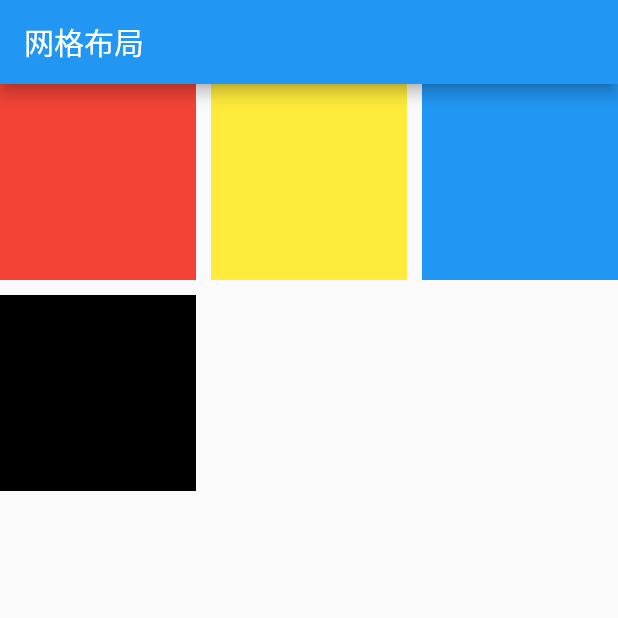
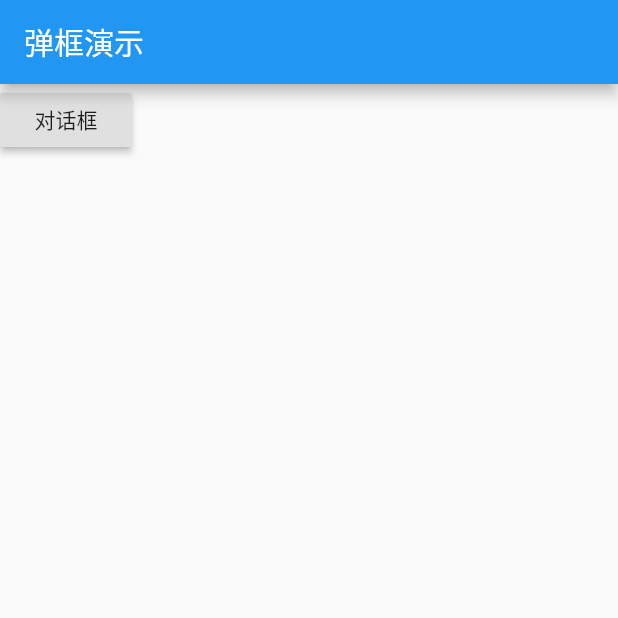
Before and after one commit to caopeng000/my_flutter_app, a Flutter app: the screen it shows after launch, on a phone screen of 412 x 824 dp, the top half of it. Run offline on Flutter 3.47's test engine with Material 2 defaults, Android fonts, the phone set to English and light mode, and no system bars; missing offline and left inert: dart:ffi.

Commit message:
feat:学习alertDialog以及iOS风格控件

```diff
--- a/lib/main.dart
+++ b/lib/main.dart
@@ -1,4 +1,5 @@
 import 'package:flutter/material.dart';
+import 'package:my_flutter_app/widgets/alert_dialog_demo.dart';
 import 'package:my_flutter_app/widgets/bottom_navigator.dart';
 import 'package:my_flutter_app/widgets/demo/demo_01.dart';
 import 'package:my_flutter_app/widgets/demo/demo_04.dart';
@@ -23,9 +24,10 @@ class MyApp extends StatelessWidget {
         "layout":(context)=>LayoutDemo(),
         "navigator":(context)=>BottomNavigatorBarDemo(),
         "lv":(context)=>ListViewDemo(),
-        "grid":(context)=>GridViewDemo()
+        "grid":(context)=>GridViewDemo(),
+        "alert":(context)=>AlertDialogDemo()
       },
-      initialRoute: "grid",
+      initialRoute: "alert",
       theme: ThemeData(
         primaryColor: Colors.blue
       ),
--- /dev/null
+++ b/lib/widgets/alert_dialog_demo.dart
@@ -0,0 +1,46 @@
+import 'package:flutter/cupertino.dart';
+import 'package:flutter/material.dart';
+
+class AlertDialogDemo extends StatefulWidget {
+  const AlertDialogDemo({Key key}) : super(key: key);
+
+  @override
+  _AlertDialogDemoState createState() => _AlertDialogDemoState();
+}
+
+class _AlertDialogDemoState extends State<AlertDialogDemo> {
+  @override
+  Widget build(BuildContext context) {
+    return Scaffold(
+      appBar: AppBar(
+        title: Text("弹框演示"),
+      ),
+      body: Column(
+        children: [
+          RaisedButton(
+            onPressed: _showAlert,
+            child: Text("对话框"),
+          )
+        ],
+      ),
+    );
+  }
+
+  void _showAlert() async{
+    var result= await  showDialog(context: context, builder: (BuildContext context) {
+      return CupertinoAlertDialog(
+        title: Text("标题"),
+        content: Text("确认删除吗？"),
+        actions: [
+          FlatButton(onPressed: () {
+            Navigator.of(context).pop(false);
+          }, child: Text("确认")),
+          FlatButton(onPressed: () {
+            Navigator.pop(context,true);
+          }, child: Text("删除")),
+        ],
+      );
+    });
+    print(result);
+  }
+}
```
